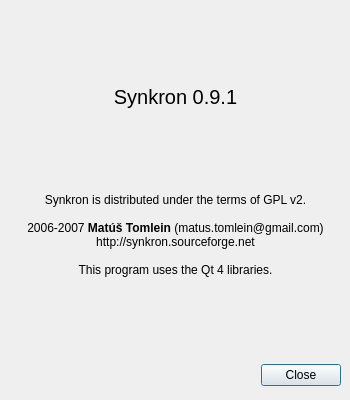
henrik-w/Synkron, file about.ui: the form before one commit.
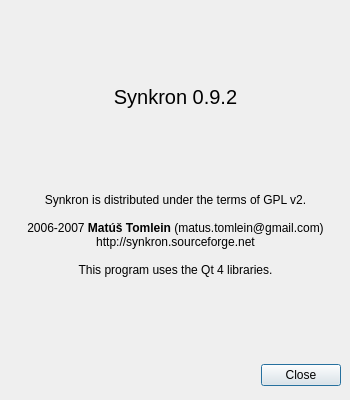
The form after the commit. Icons and pictures are not drawn.

```diff
--- a/about.ui
+++ b/about.ui
@@ -94,7 +94,7 @@
        </font>
       </property>
       <property name="text" >
-       <string>Synkron 0.9.1</string>
+       <string>Synkron 0.9.2</string>
       </property>
       <property name="alignment" >
        <set>Qt::AlignCenter</set>
```
